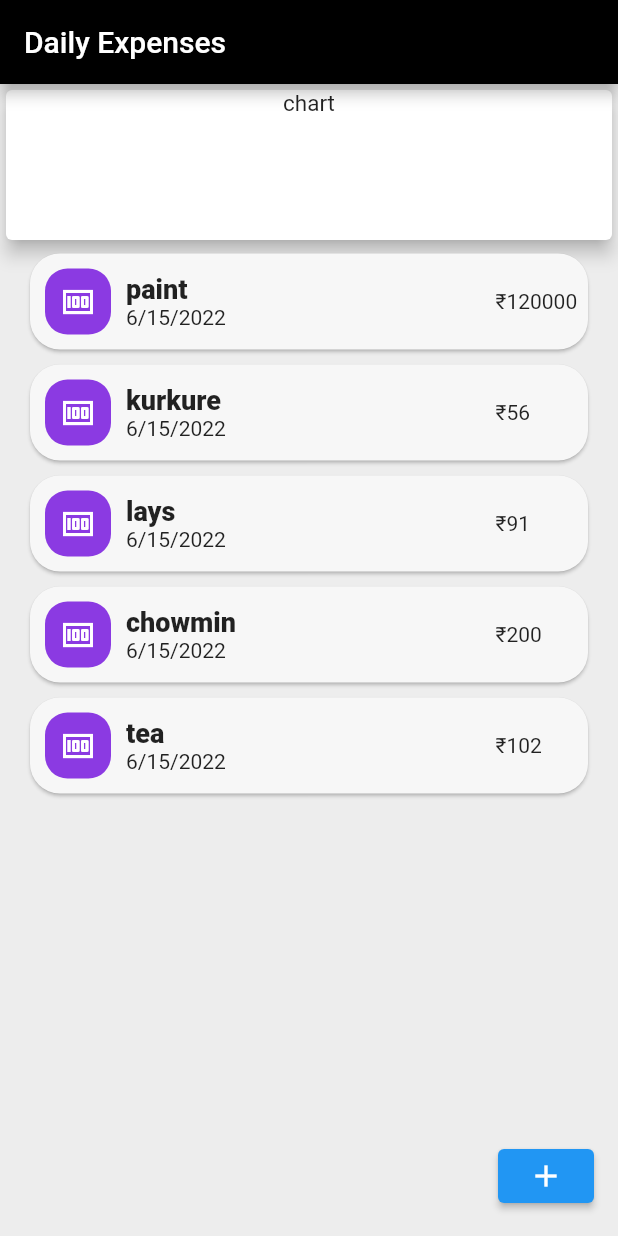
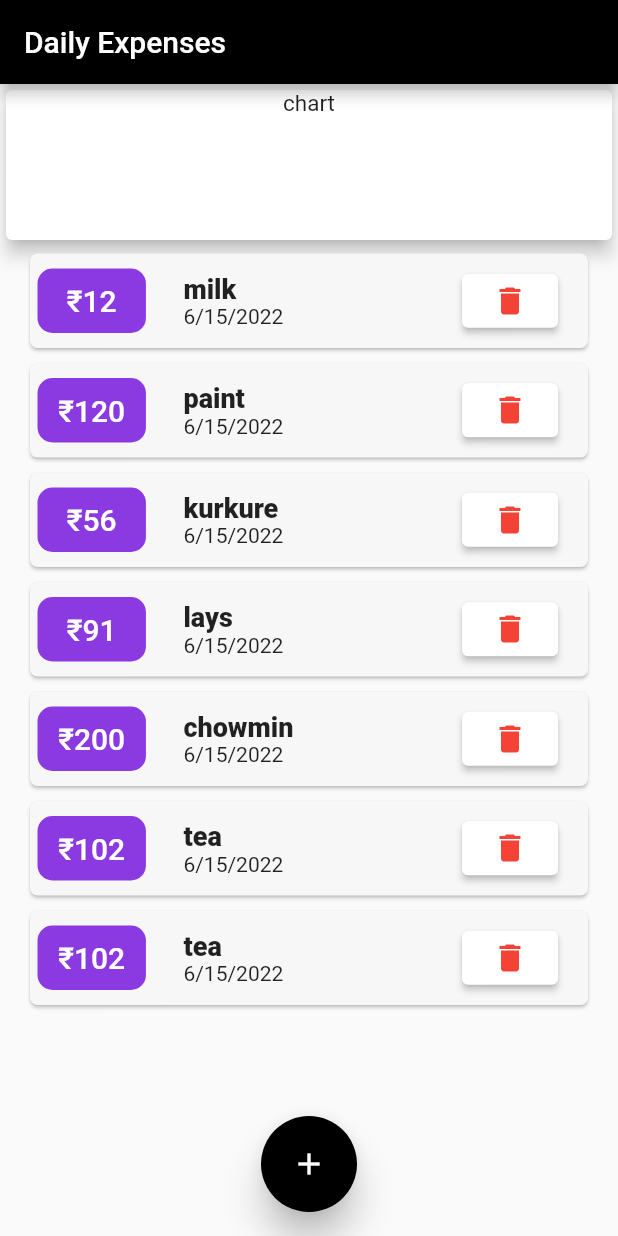
Before and after one commit to Manish4359/personal-expense-app, a Flutter app: the screen it shows after launch, on a phone screen of 412 x 824 dp. Run offline on Flutter 3.47's test engine with Material 2 defaults, Android fonts, the phone set to English and light mode, and no system bars.

Commit message:
added scroll feature into user transaction list

```diff
--- a/lib/main.dart
+++ b/lib/main.dart
@@ -1,19 +1,15 @@
 import 'package:flutter/material.dart';
+import './widgets/userTransactions.dart';
 
-import './transaction.dart';
-import './transactionCard.dart';
-import './addNewCard.dart';
+import '../models/transaction.dart';
+import 'widgets/transactionCard.dart';
+import 'widgets/addNewTransaction.dart';
 
 void main() => runApp(MyApp());
 
-class MyApp extends StatefulWidget {
-  MyApp({Key? key}) : super(key: key);
+class MyApp extends StatelessWidget {
+  const MyApp({Key? key}) : super(key: key);
 
-  @override
-  State<MyApp> createState() => _MyAppState();
-}
-
-class _MyAppState extends State<MyApp> {
   @override
   Widget build(BuildContext context) {
     return MaterialApp(
@@ -32,30 +28,36 @@ class MyHomePage extends StatefulWidget {
 
 class _MyHomePageState extends State<MyHomePage> {
   List<Transaction> _transactions = [
-    Transaction(id: '1', amount: 120000, date: DateTime.now(), title: 'paint'),
-    Transaction(id: '2', amount: 56, date: DateTime.now(), title: 'kurkure'),
-    Transaction(id: '3', amount: 91, date: DateTime.now(), title: 'lays'),
-    Transaction(id: '4', amount: 200, date: DateTime.now(), title: 'chowmin'),
-    Transaction(id: '5', amount: 102, date: DateTime.now(), title: 'tea')
+    Transaction(id: 0, amount: 12, date: DateTime.now(), title: 'milk'),
+    Transaction(id: 1, amount: 120, date: DateTime.now(), title: 'paint'),
+    Transaction(id: 2, amount: 56, date: DateTime.now(), title: 'kurkure'),
+    Transaction(id: 3, amount: 91, date: DateTime.now(), title: 'lays'),
+    Transaction(id: 4, amount: 200, date: DateTime.now(), title: 'chowmin'),
+    Transaction(id: 5, amount: 102, date: DateTime.now(), title: 'tea'),
+    Transaction(id: 5, amount: 102, date: DateTime.now(), title: 'tea')
   ];
 
-  void addTransaction(Transaction tr) {
+  void _addTransaction(Transaction tr) {
     setState(() {
       _transactions.add(tr);
+    });
+  }
+
+  void _removeTransaction(Transaction tr) {
+    setState(() {
+      _transactions.remove(tr);
     });
   }
 
   @override
   Widget build(BuildContext context) {
     return Scaffold(
-      backgroundColor: Color.fromARGB(255, 237, 237, 237),
+      //backgroundColor: Color.fromARGB(255, 237, 237, 237),
       appBar: AppBar(
         backgroundColor: Colors.black,
         title: Text('Daily Expenses'),
       ),
-      body: Scrollbar(
-        isAlwaysShown: true,
-        child: Column(
+      body: Column(
         children: [
           Card(
             elevation: 5,
@@ -69,25 +71,33 @@ class _MyHomePageState extends State<MyHomePage> {
               ),
             ),
           ),
-            Column(
-                children: _transactions
-                    .map((Transaction transaction) =>
-                        TransactionCard(transactionData: transaction))
-                    .toList())
+          UserTransactions(
+            list: this._transactions,
+            removeTransaction: this._removeTransaction,
+          ),
         ],
       ),
+      floatingActionButton: ElevatedButton(
+        style: ButtonStyle(
+          backgroundColor: MaterialStateProperty.all(Colors.black),
+          padding: MaterialStateProperty.all(EdgeInsets.all(20)),
+          shape: MaterialStateProperty.all(
+            RoundedRectangleBorder(borderRadius: BorderRadius.circular(50)),
           ),
-      floatingActionButton: ElevatedButton(
+          elevation: MaterialStateProperty.all(10),
+        ),
         child: Icon(Icons.add),
         onPressed: () {
           Navigator.push(
             context,
             MaterialPageRoute(
-              builder: (context) => AddNewCard(addToList: addTransaction),
+              builder: (context) => AddNewTransaction(
+                  this._addTransaction, this._transactions.length),
             ),
           );
         },
       ),
+      floatingActionButtonLocation: FloatingActionButtonLocation.centerFloat,
     );
   }
 }
--- a/lib/transaction.dart
+++ b/lib/models/transaction.dart
@@ -1,5 +1,5 @@
 class Transaction {
-  final String id;
+  final int id;
   final int amount;
   final String title;
   final DateTime date;
--- a/lib/transactionCard.dart
+++ /dev/null
@@ -1,55 +0,0 @@
-import 'package:intl/intl.dart';
-
-import 'package:flutter/material.dart';
-import 'package:flutter/painting.dart';
-import 'package:personal_expenses_app/transaction.dart';
-
-class TransactionCard extends StatelessWidget {
-  final Transaction transactionData;
-
-  TransactionCard({required this.transactionData});
-  @override
-  Widget build(BuildContext context) {
-    return Card(
-      color: Color.fromARGB(255, 247, 247, 247),
-      margin: EdgeInsets.symmetric(horizontal: 20, vertical: 5),
-      shape: RoundedRectangleBorder(borderRadius: BorderRadius.circular(20)),
-      child: Row(
-        //mainAxisAlignment: MainAxisAlignment.spaceEvenly,
-        children: [
-          Container(
-            padding: EdgeInsets.all(10),
-            margin: EdgeInsets.all(10),
-            decoration: BoxDecoration(
-              color: Color.fromARGB(255, 139, 58, 226),
-              borderRadius: BorderRadius.circular(15),
-            ),
-            child: Icon(
-              Icons.money,
-              color: Colors.white,
-            ),
-          ),
-          Expanded(
-            flex: 4,
-            child: Column(
-              crossAxisAlignment: CrossAxisAlignment.start,
-              children: [
-                Text(
-                  transactionData.title,
-                  style: TextStyle(
-                    fontSize: 18,
-                    fontWeight: FontWeight.w900,
-                  ),
-                ),
-                Text('${DateFormat.yMd().format(transactionData.date)}')
-              ],
-            ),
-          ),
-          Expanded(
-            child: Text('₹${transactionData.amount}'),
-          ),
-        ],
-      ),
-    );
-  }
-}
--- /dev/null
+++ b/lib/widgets/transactionCard.dart
@@ -0,0 +1,78 @@
+import 'package:intl/intl.dart';
+
+import 'package:flutter/material.dart';
+import 'package:flutter/painting.dart';
+import '../../models/transaction.dart';
+
+class TransactionCard extends StatelessWidget {
+  final Transaction transactionData;
+  Function removeTr;
+
+  TransactionCard({required this.transactionData, required this.removeTr});
+  @override
+  Widget build(BuildContext context) {
+    return Card(
+      color: Color.fromARGB(255, 247, 247, 247),
+      margin: EdgeInsets.symmetric(horizontal: 20, vertical: 5),
+      shape: RoundedRectangleBorder(borderRadius: BorderRadius.circular(5)),
+      child: Row(
+        //mainAxisAlignment: MainAxisAlignment.spaceEvenly,
+        children: [
+          Expanded(
+            flex: 2,
+            child: Container(
+              margin: EdgeInsets.symmetric(horizontal: 5, vertical: 10),
+              padding: EdgeInsets.symmetric(horizontal: 5, vertical: 10),
+              decoration: BoxDecoration(
+                color: Color.fromARGB(255, 139, 58, 226),
+                borderRadius: BorderRadius.circular(10),
+              ),
+              child: Text(
+                '₹${transactionData.amount}',
+                textAlign: TextAlign.center,
+                style: TextStyle(
+                    color: Colors.white,
+                    fontWeight: FontWeight.w500,
+                    fontSize: 20),
+              ),
+            ),
+          ),
+          Expanded(
+            flex: 5,
+            child: Container(
+              margin: EdgeInsets.only(left: 20),
+              child: Column(
+                crossAxisAlignment: CrossAxisAlignment.start,
+                children: [
+                  Text(
+                    transactionData.title,
+                    style: TextStyle(
+                      fontSize: 18,
+                      fontWeight: FontWeight.w900,
+                    ),
+                  ),
+                  Text('${DateFormat.yMd().format(transactionData.date)}')
+                ],
+              ),
+            ),
+          ),
+          Container(
+            child: ElevatedButton(
+              child: Icon(
+                Icons.delete,
+                color: Colors.red,
+              ),
+              onPressed: () {
+                print(transactionData.id);
+                removeTr(transactionData);
+              },
+              style: ButtonStyle(
+                  backgroundColor: MaterialStateProperty.all(Colors.white)),
+            ),
+            margin: EdgeInsets.only(right: 20),
+          )
+        ],
+      ),
+    );
+  }
+}
--- /dev/null
+++ b/lib/widgets/userTransactions.dart
@@ -0,0 +1,36 @@
+import 'package:flutter/material.dart';
+import 'package:personal_expenses_app/widgets/addNewTransaction.dart';
+
+import '../models/transaction.dart';
+import './transactionCard.dart';
+
+class UserTransactions extends StatefulWidget {
+  List<Transaction> list;
+  Function removeTransaction;
+
+  UserTransactions(
+      {Key? key, required this.list, required this.removeTransaction})
+      : super(key: key);
+
+  @override
+  State<UserTransactions> createState() => _UserTransactionsState();
+}
+
+class _UserTransactionsState extends State<UserTransactions> {
+  @override
+  Widget build(BuildContext context) {
+    return Expanded(
+      child: SingleChildScrollView(
+        physics: ScrollPhysics(),
+        child: Column(
+          children: [
+            ...widget.list.map((tr) => TransactionCard(
+                  transactionData: tr,
+                  removeTr: widget.removeTransaction,
+                )),
+          ],
+        ),
+      ),
+    );
+  }
+}
--- a/pubspec.yaml
+++ b/pubspec.yaml
@@ -58,6 +58,11 @@ flutter:
   # the material Icons class.
   uses-material-design: true
 
+fonts:
+      - family: CustomIcons
+        fonts:
+          - asset: fonts/MyFlutterApp.ttf
+
   # To add assets to your application, add an assets section, like this:
   # assets:
   #   - images/a_dot_burr.jpeg
```
Also changed, not shown: lib/addNewCard.dart (deleted, +0 -58 lines), lib/icons/rupee_icon.dart (added, +29 -0 lines), lib/widgets/addNewTransaction.dart (added, +116 -0 lines), fonts/MyFlutterApp.ttf (added), lib/widgets/transactionChart.dart (added), 1 other file. Lines whose indentation alone changed are shown as unchanged.
